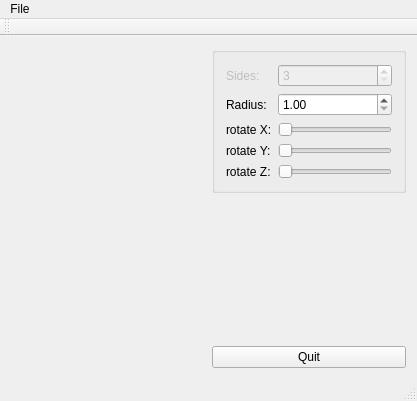
Qt form mainwindow.ui (bluepoke/glqtree) before a commit.
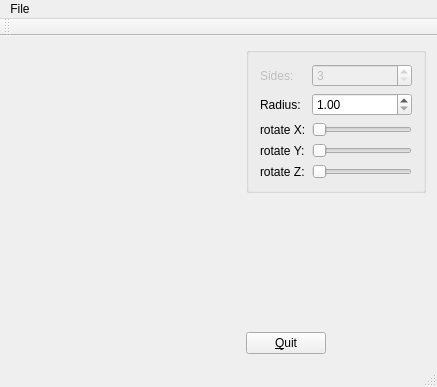
The same form after that commit. Custom widgets are drawn as their Qt base class.

Patch:
```diff
--- a/mainwindow.ui
+++ b/mainwindow.ui
@@ -6,16 +6,16 @@
    <rect>
     <x>0</x>
     <y>0</y>
-    <width>417</width>
-    <height>401</height>
+    <width>437</width>
+    <height>387</height>
    </rect>
   </property>
   <property name="windowTitle">
    <string>MainWindow</string>
   </property>
   <widget class="QWidget" name="centralWidget">
-   <layout class="QGridLayout" name="gridLayout_3">
-    <item row="0" column="0">
+   <layout class="QHBoxLayout" name="horizontalLayout">
+    <item>
      <widget class="MyPanelOpenGL" name="panelGL" native="true">
       <property name="sizePolicy">
        <sizepolicy hsizetype="Expanding" vsizetype="Expanding">
@@ -25,7 +25,7 @@
       </property>
      </widget>
     </item>
-    <item row="0" column="1">
+    <item>
      <layout class="QVBoxLayout" name="verticalLayout">
       <item>
        <widget class="QGroupBox" name="groupBox">
@@ -35,6 +35,18 @@
            <property name="enabled">
             <bool>false</bool>
            </property>
+           <property name="sizePolicy">
+            <sizepolicy hsizetype="Preferred" vsizetype="Fixed">
+             <horstretch>0</horstretch>
+             <verstretch>0</verstretch>
+            </sizepolicy>
+           </property>
+           <property name="minimumSize">
+            <size>
+             <width>100</width>
+             <height>0</height>
+            </size>
+           </property>
            <property name="minimum">
             <number>3</number>
            </property>
@@ -68,6 +80,18 @@
            <property name="enabled">
             <bool>true</bool>
            </property>
+           <property name="sizePolicy">
+            <sizepolicy hsizetype="Preferred" vsizetype="Fixed">
+             <horstretch>0</horstretch>
+             <verstretch>0</verstretch>
+            </sizepolicy>
+           </property>
+           <property name="minimumSize">
+            <size>
+             <width>100</width>
+             <height>0</height>
+            </size>
+           </property>
            <property name="minimum">
             <double>1.000000000000000</double>
            </property>
@@ -88,6 +112,18 @@
          </item>
          <item row="2" column="1">
           <widget class="QSlider" name="horizontalSlider">
+           <property name="sizePolicy">
+            <sizepolicy hsizetype="Preferred" vsizetype="Fixed">
+             <horstretch>0</horstretch>
+             <verstretch>0</verstretch>
+            </sizepolicy>
+           </property>
+           <property name="minimumSize">
+            <size>
+             <width>100</width>
+             <height>0</height>
+            </size>
+           </property>
            <property name="maximum">
             <number>360</number>
            </property>
@@ -112,6 +148,18 @@
          </item>
          <item row="3" column="1">
           <widget class="QSlider" name="horizontalSlider_2">
+           <property name="sizePolicy">
+            <sizepolicy hsizetype="Preferred" vsizetype="Fixed">
+             <horstretch>0</horstretch>
+             <verstretch>0</verstretch>
+            </sizepolicy>
+           </property>
+           <property name="minimumSize">
+            <size>
+             <width>100</width>
+             <height>0</height>
+            </size>
+           </property>
            <property name="maximum">
             <number>360</number>
            </property>
@@ -122,6 +170,18 @@
          </item>
          <item row="4" column="1">
           <widget class="QSlider" name="horizontalSlider_3">
+           <property name="sizePolicy">
+            <sizepolicy hsizetype="Preferred" vsizetype="Fixed">
+             <horstretch>0</horstretch>
+             <verstretch>0</verstretch>
+            </sizepolicy>
+           </property>
+           <property name="minimumSize">
+            <size>
+             <width>100</width>
+             <height>0</height>
+            </size>
+           </property>
            <property name="maximum">
             <number>360</number>
            </property>
@@ -148,8 +208,17 @@
       </item>
       <item>
        <widget class="QPushButton" name="quitButton">
+        <property name="sizePolicy">
+         <sizepolicy hsizetype="Fixed" vsizetype="Fixed">
+          <horstretch>0</horstretch>
+          <verstretch>0</verstretch>
+         </sizepolicy>
+        </property>
+        <property name="layoutDirection">
+         <enum>Qt::LeftToRight</enum>
+        </property>
         <property name="text">
-         <string>Quit</string>
+         <string>&amp;Quit</string>
         </property>
        </widget>
       </item>
@@ -162,7 +231,7 @@
     <rect>
      <x>0</x>
      <y>0</y>
-     <width>417</width>
+     <width>437</width>
      <height>21</height>
     </rect>
    </property>
```
Left out of the diff: 11 changed lines with no effect on the pictures.
